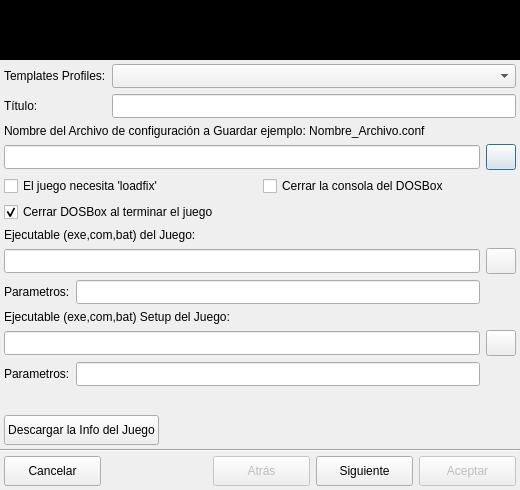
First picture: the form in ui/dbxadd.ui, repository Monthy/gr-lida, before the edit.
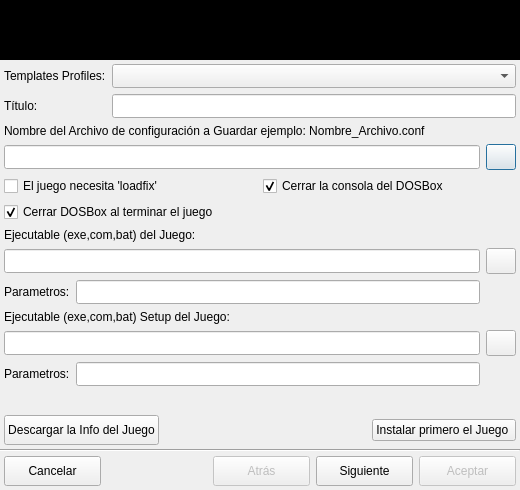
Second picture: the form after the edit. Icons and pictures are not drawn.

Commit message: En el grlida_dbxadd: - Añadido botón para mostrar la ventana de instalar juego mediante DOSBox. - Añadidos los nuevos campos de la base de datos principal: edad_recomendada, path_exe, parametros_exe. - Añadiendo en el setStyleSheet la opciones de la Fuente y el tamaño. - Añadida las nuevas frecuencias de sonido soportadas. - Añadida configuración por defecto. - Prevenir el montaje si ya se ha importado un juego con dicha configuración. - Actualización del UI dbxadd.

The edit to the form file:
```diff
--- a/ui/dbxadd.ui
+++ b/ui/dbxadd.ui
@@ -521,6 +521,9 @@
            <property name="text" >
             <string>Cerrar la consola del DOSBox</string>
            </property>
+           <property name="checked">
+            <bool>true</bool>
+           </property>
           </widget>
          </item>
          <item row="1" column="0" >
@@ -708,6 +711,17 @@
            </property>
           </spacer>
          </item>
+         <item>
+          <widget class="QPushButton" name="btnInstalarJuego">
+           <property name="text">
+            <string>Instalar primero el Juego </string>
+           </property>
+           <property name="icon">
+            <iconset resource="../res/grlida.qrc">
+             <normaloff>:/img16/ejecutar_app_setup.png</normaloff>:/img16/ejecutar_app_setup.png</iconset>
+           </property>
+          </widget>
+         </item>
         </layout>
        </item>
       </layout>
```
Left out of the diff: 1175 changed lines with no effect on the pictures. The commit also changes 2 other files.
